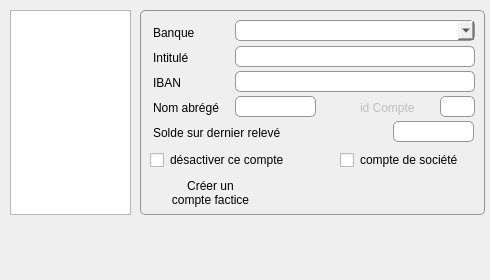
Qt form Dialogs/dlg_gestioncomptes.ui (ukinoki/Rufus) before a commit.
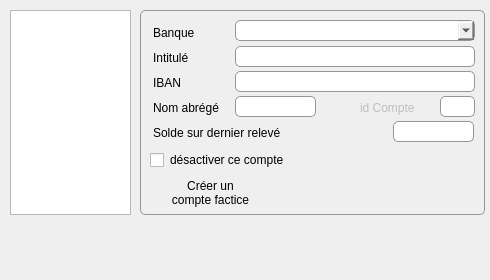
The same form after that commit. Icons and pictures are not drawn. Custom widgets are drawn as their Qt base class.

The edit to the form file:
```diff
--- a/Dialogs/dlg_gestioncomptes.ui
+++ b/Dialogs/dlg_gestioncomptes.ui
@@ -380,31 +380,6 @@
      <bool>true</bool>
     </property>
    </widget>
-   <widget class="QCheckBox" name="CompteSocietecheckBox">
-    <property name="enabled">
-     <bool>true</bool>
-    </property>
-    <property name="geometry">
-     <rect>
-      <x>200</x>
-      <y>140</y>
-      <width>141</width>
-      <height>20</height>
-     </rect>
-    </property>
-    <property name="focusPolicy">
-     <enum>Qt::NoFocus</enum>
-    </property>
-    <property name="styleSheet">
-     <string notr="true">border:0px</string>
-    </property>
-    <property name="text">
-     <string>compte de société</string>
-    </property>
-    <property name="checkable">
-     <bool>true</bool>
-    </property>
-   </widget>
    <widget class="QPushButton" name="CompteFacticePushButton">
     <property name="geometry">
      <rect>
```
